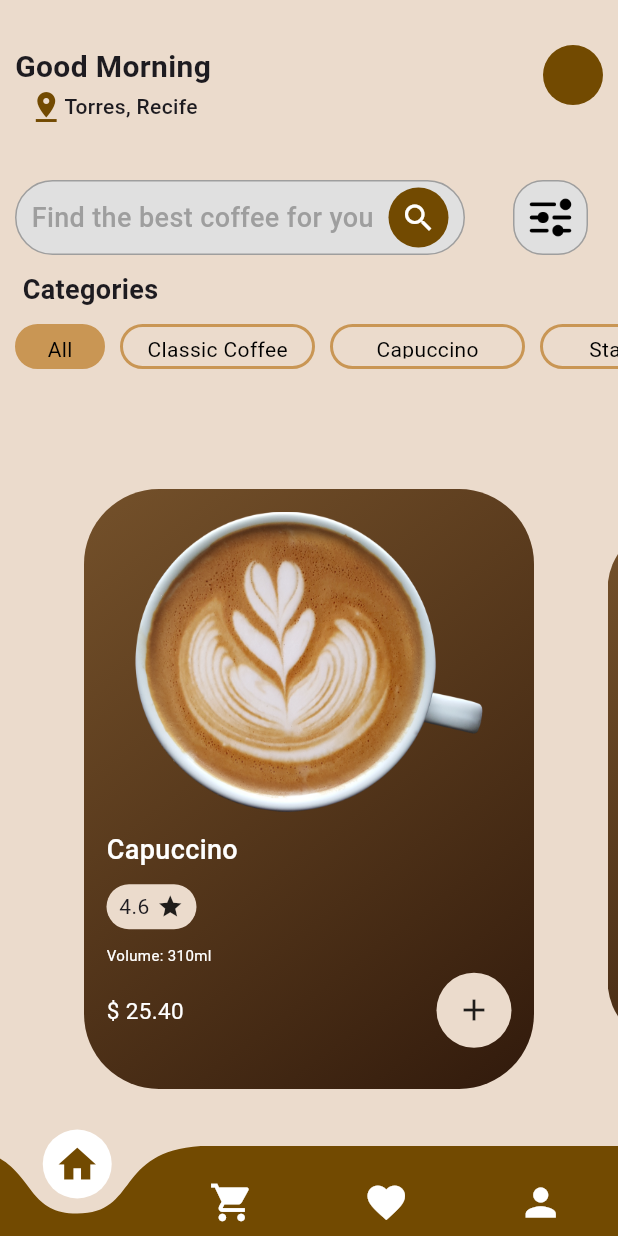
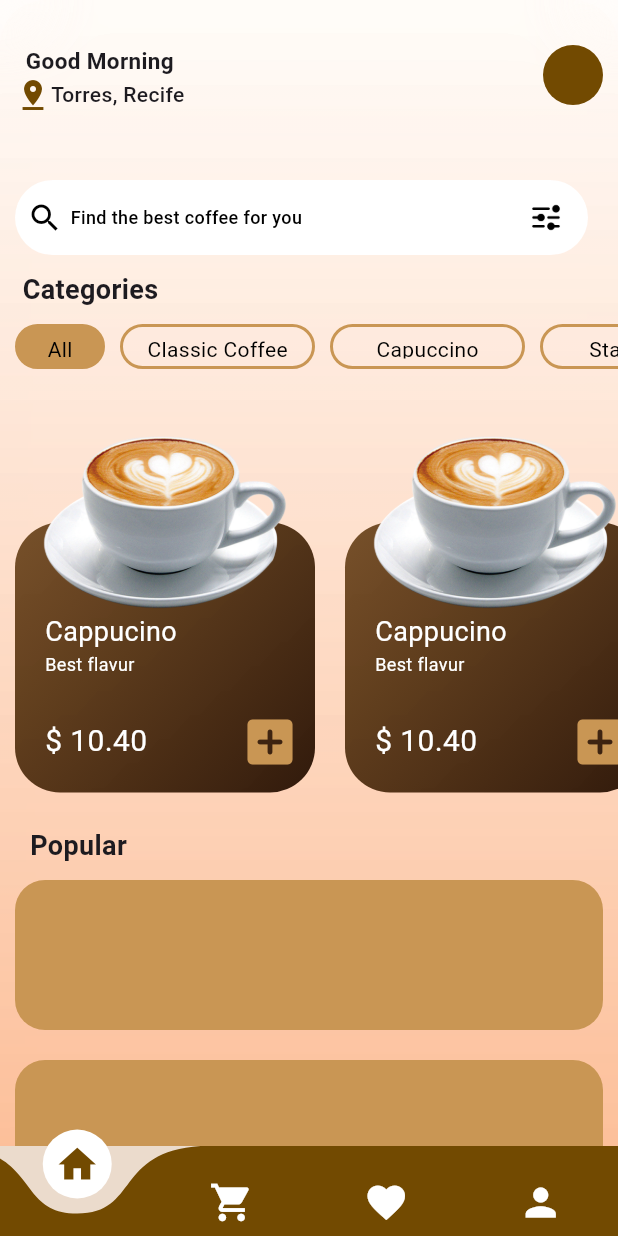
Before and after one commit to beatrizgomees/coffee-app-flutter, a Flutter app: the screen it shows after launch, after a tap on "Next", on a phone screen of 412 x 824 dp. Run offline on Flutter 3.47's test engine with Material 3 defaults, Android fonts, the phone set to English and light mode, and no system bars; drawn by our look-alikes of curved_navigation_bar, flutter_carousel_widget; our stand-ins replace lottie.

Commit message:
change the screens

```diff
--- a/lib/components/coffee_card_component.dart
+++ b/lib/components/coffee_card_component.dart
@@ -1,6 +1,11 @@
+import 'dart:ui';
+
+import 'package:coffeeapp/components/list_categories_component.dart';
 import 'package:coffeeapp/design/themes.dart';
 import 'package:coffeeapp/details_coffee_page.dart';
+import 'package:flutter/cupertino.dart';
 import 'package:flutter/material.dart';
+import 'package:flutter/widgets.dart';
 
 class CoffeeCardComponent extends StatelessWidget {
   const CoffeeCardComponent({super.key});
@@ -12,17 +17,19 @@ class CoffeeCardComponent extends StatelessWidget {
         mainAxisAlignment: MainAxisAlignment.center,
         crossAxisAlignment: CrossAxisAlignment.center,
         children: [
-          SizedBox(height: 20),
-          const SizedBox(height: 20),
+          Column(
+            children: [
               Stack(
-            alignment: Alignment.center,
+                alignment: Alignment.topLeft,
                 children: [
-              Container(
-                width: 300,
-                height: 400,
+                  Positioned(
+                    bottom: 0,
+                    child: Container(
+                      width: 200,
+                      height: 180,
                       decoration: BoxDecoration(
                         borderRadius: const BorderRadius.all(
-                    Radius.circular(50),
+                          Radius.circular(30),
                         ),
                         gradient: LinearGradient(
                           begin: Alignment.topLeft,
@@ -34,87 +41,74 @@ class CoffeeCardComponent extends StatelessWidget {
                         ),
                       ),
                       child: Padding(
-                  padding: const EdgeInsets.all(15),
+                        padding: EdgeInsets.only(top: 60),
+                        child: Padding(
+                          padding: EdgeInsets.only(left: 20.0),
                           child: Column(
-                    mainAxisAlignment: MainAxisAlignment.center,
                             crossAxisAlignment: CrossAxisAlignment.start,
                             children: [
-                      const SizedBox(height: 200),
                               const Text(
-                        "Capuccino",
+                                "Cappucino",
                                 style: TextStyle(
                                   color: Colors.white,
-                          fontWeight: FontWeight.w500,
                                   fontSize: 18,
                                 ),
                               ),
-                      const SizedBox(height: 10),
-                      Container(
-                        width: 60,
-                        height: 30,
-                        decoration: const BoxDecoration(
-                          borderRadius: BorderRadius.all(
-                            Radius.circular(20),
+                              const Text(
+                                "Best flavur",
+                                style: TextStyle(
+                                  color: Colors.white,
+                                  fontSize: 12,
                                 ),
-                          color: AppThemes.insideAppBackgroundColor,
                               ),
-                        child: const Center(
+                              SizedBox(height: 15),
+                              Padding(
+                                padding: const EdgeInsets.only(right: 2),
                                 child: Row(
-                          mainAxisAlignment: MainAxisAlignment.center,
-                          crossAxisAlignment: CrossAxisAlignment.center,
+                                  mainAxisAlignment:
+                                      MainAxisAlignment.spaceBetween,
                                   children: [
-                            Text("4.6"),
-                            SizedBox(width: 5),
-                            Icon(
-                              Icons.star,
-                              size: 18,
+                                    const Text(
+                                      "\$ 10.40",
+                                      style: TextStyle(
+                                        color: Colors.white,
+                                        fontSize: 20,
+                                      ),
+                                    ),
+                                    IconButton(
+                                      onPressed: () {},
+                                      icon: const Icon(
+                                        Icons.add_box_rounded,
+                                        size: 40,
+                                        color: Color.fromRGBO(201, 150, 84, 1),
+                                      ),
                                     )
                                   ],
-                        )),
                                 ),
-                      const SizedBox(height: 10),
-                      const Text(
-                        "Volume: 310ml",
-                        style: TextStyle(
-                          color: Colors.white,
-                          fontSize: 10,
-                        ),
-                      ),
-                      const SizedBox(height: 5),
-                      Row(
-                        mainAxisAlignment: MainAxisAlignment.spaceBetween,
-                        children: [
-                          Text(
-                            "\$ 25.40",
-                            style: TextStyle(
-                              color: Colors.white,
-                              fontSize: 15,
-                            ),
-                          ),
-                          GestureDetector(
-                            child: Container(
-                              width: 50,
-                              height: 50,
-                              decoration: BoxDecoration(
-                                borderRadius: BorderRadius.circular(50),
-                                color: AppThemes.insideAppBackgroundColor,
-                              ),
-                              child: Icon(Icons.add),
-                            ),
-                          ),
-                        ],
                               ),
                             ],
                           ),
                         ),
                       ),
-              Positioned(
-                top: 15,
-                child: Image.asset(
-                  "assets/images/coffee02.png",
-                  width: MediaQuery.of(context).size.width,
-                  height: 200,
                     ),
+                  ),
+                  Column(
+                    children: [
+                      Image.asset(
+                        "assets/images/coffee01.png",
+                        width: 200,
+                        height: 180,
+                      ),
+                      const SizedBox(
+                        height: 90,
+                      ),
+                    ],
+                  ),
+                  const Row(
+                    mainAxisAlignment: MainAxisAlignment.start,
+                    children: [],
+                  ),
+                ],
               ),
             ],
           ),
--- /dev/null
+++ b/lib/components/coffee_popular_component.dart
@@ -0,0 +1,22 @@
+import 'package:flutter/material.dart';
+
+class CoffeePopularComponent extends StatelessWidget {
+  const CoffeePopularComponent({super.key});
+
+  @override
+  Widget build(BuildContext context) {
+    return Padding(
+      padding: const EdgeInsets.all(10),
+      child: Container(
+        width: MediaQuery.of(context).size.width,
+        height: 100,
+        decoration: const BoxDecoration(
+          borderRadius: BorderRadius.all(
+            Radius.circular(20),
+          ),
+          color: Color.fromRGBO(201, 150, 84, 1),
+        ),
+      ),
+    );
+  }
+}
--- a/lib/details_coffee_page.dart
+++ b/lib/details_coffee_page.dart
@@ -45,7 +45,7 @@ class _DetailsCoffeePageState extends State<DetailsCoffeePage> {
                         icon: Icon(Icons.arrow_back, color: Colors.white),
                       ),
                     ),
-                    Column(
+                    const Column(
                       mainAxisAlignment: MainAxisAlignment.end,
                       crossAxisAlignment: CrossAxisAlignment.start,
                       children: [
--- a/lib/home_page.dart
+++ b/lib/home_page.dart
@@ -1,4 +1,7 @@
+import 'dart:ui';
+
 import 'package:coffeeapp/components/coffee_card_component.dart';
+import 'package:coffeeapp/components/coffee_popular_component.dart';
 import 'package:coffeeapp/components/list_categories_component.dart';
 import 'package:coffeeapp/components/navigation_bar_component.dart';
 import 'package:coffeeapp/design/themes.dart';
@@ -17,8 +20,29 @@ class HomePage extends StatefulWidget {
 class _HomePageState extends State<HomePage> {
   @override
   Widget build(BuildContext context) {
-    return Scaffold(
-      backgroundColor: AppThemes.insideAppBackgroundColor,
+    return Stack(
+      children: <Widget>[
+        Container(
+          width: MediaQuery.of(context).size.width,
+          height: MediaQuery.of(context).size.height,
+          decoration: BoxDecoration(
+            borderRadius: const BorderRadius.all(
+              Radius.circular(30),
+            ),
+            gradient: LinearGradient(
+              begin: Alignment.topCenter,
+              end: Alignment.bottomCenter,
+              colors: [
+                const Color.fromARGB(255, 255, 252, 249).withOpacity(0.8),
+                const Color.fromARGB(255, 252, 187, 147)
+              ],
+            ),
+          ),
+        ),
+        BackdropFilter(
+          filter: ImageFilter.blur(sigmaX: 20.0, sigmaY: 20.0),
+          child: Scaffold(
+            backgroundColor: Colors.transparent,
             body: SingleChildScrollView(
               child: Column(
                 children: [
@@ -37,7 +61,8 @@ class _HomePageState extends State<HomePage> {
                                 Text(
                                   "Good Morning",
                                   style: TextStyle(
-                                fontWeight: FontWeight.w700, fontSize: 20),
+                                      fontWeight: FontWeight.w700,
+                                      fontSize: 15),
                                 ),
                                 Row(
                                   children: [
@@ -47,7 +72,8 @@ class _HomePageState extends State<HomePage> {
                                     ),
                                     Text(
                                       "Torres, Recife",
-                                style: TextStyle(fontWeight: FontWeight.w500),
+                                      style: TextStyle(
+                                          fontWeight: FontWeight.w500),
                                     ),
                                   ],
                                 ),
@@ -63,82 +89,71 @@ class _HomePageState extends State<HomePage> {
                         ),
                       ),
                       Padding(
-                  padding: const EdgeInsets.only(left: 10, right: 20, top: 120),
+                        padding: const EdgeInsets.only(
+                            left: 10, right: 20, top: 120),
                         child: Row(
                           mainAxisAlignment: MainAxisAlignment.spaceBetween,
                           crossAxisAlignment: CrossAxisAlignment.center,
                           children: [
                             Container(
-                        width: 300,
+                              width: MediaQuery.of(context).size.width - 30,
                               height: 50,
                               decoration: BoxDecoration(
-                          color: Colors.grey.shade300,
+                                color: Colors.white,
                                 borderRadius: BorderRadius.circular(50),
-                          border: Border.all(color: Colors.grey),
                               ),
                               child: Center(
+                                child: Padding(
+                                  padding: const EdgeInsets.all(8.0),
                                   child: Row(
-                            mainAxisAlignment: MainAxisAlignment.spaceBetween,
+                                    mainAxisAlignment:
+                                        MainAxisAlignment.spaceBetween,
                                     children: [
-                              Padding(
-                                padding: const EdgeInsets.only(left: 10.0),
-                                child: Text(
+                                      const Row(
+                                        children: [
+                                          Icon(
+                                            Icons.search,
+                                            color: Colors.black,
+                                          ),
+                                          SizedBox(width: 5),
+                                          Text(
                                             'Find the best coffee for you',
                                             style: TextStyle(
-                                    fontSize: 18,
-                                    color: Colors.grey.shade500,
+                                              fontSize: 12,
+                                              color: Colors.black,
                                               fontWeight: FontWeight.w500,
                                             ),
                                           ),
+                                        ],
                                       ),
-                              const Padding(
-                                padding: EdgeInsets.only(right: 10.0),
-                                child: CircleAvatar(
-                                  child: Icon(
-                                    Icons.search,
-                                    color: Colors.white,
+                                      Padding(
+                                        padding:
+                                            const EdgeInsets.only(right: 10.0),
+                                        child: Image.asset(
+                                          "assets/images/contexto.png",
+                                          width: 20,
+                                          height: 20,
                                         ),
-                                  backgroundColor: AppThemes.principalColor,
+                                      )
+                                    ],
+                                  ),
+                                ),
                               ),
                             ),
                           ],
                         ),
                       ),
-                      ),
-                      Padding(
-                        padding: const EdgeInsets.only(left: 5.0),
-                        child: Stack(
-                          alignment: Alignment.center,
-                          children: [
-                            Container(
-                              width: 50,
-                              height: 50,
-                              decoration: BoxDecoration(
-                                  border: Border.all(color: Colors.grey),
-                                  color: Colors.grey.shade300,
-                                  borderRadius: BorderRadius.circular(20)),
-                            ),
-                            Image.asset(
-                              "assets/images/contexto.png",
-                              width: 30,
-                              height: 30,
-                            ),
                     ],
                   ),
-                      )
-                    ],
-                  ),
-                ),
-              ],
-            ),
-            Row(
+                  const Row(
                     mainAxisAlignment: MainAxisAlignment.start,
                     children: [
                       Padding(
-                  padding: const EdgeInsets.only(left: 15.0, top: 10),
+                        padding: EdgeInsets.only(left: 15.0, top: 10),
                         child: Text(
                           "Categories",
-                    style: TextStyle(fontSize: 18, fontWeight: FontWeight.w600),
+                          style: TextStyle(
+                              fontSize: 18, fontWeight: FontWeight.w600),
                         ),
                       ),
                     ],
@@ -147,35 +162,55 @@ class _HomePageState extends State<HomePage> {
                     direction: Axis.vertical,
                     children: [
                       ConstrainedBox(
-                    constraints: BoxConstraints(minHeight: 50),
+                          constraints: const BoxConstraints(minHeight: 30),
                           child: Container(
-                        height: 50, child: const ListCategoriesComponent())),
+                              height: 50,
+                              child: const ListCategoriesComponent())),
                     ],
                   ),
-            FlutterCarousel(
-              options: CarouselOptions(
-                  aspectRatio: 16 / 9,
-                  viewportFraction: 0.8,
-                  enlargeCenterPage: true,
-                  autoPlayCurve: Curves.fastOutSlowIn,
-                  autoPlayAnimationDuration: Duration(milliseconds: 800),
-                  autoPlayInterval: Duration(seconds: 3),
-                  pauseAutoPlayOnTouch: true,
-                  height: 500.0,
-                  showIndicator: false,
-                  autoPlay: true),
-              items: [1, 2, 3, 4, 5].map((i) {
-                return Builder(
-                  builder: (BuildContext context) {
-                    return CoffeeCardComponent();
-                  },
-                );
-              }).toList(),
-            )
+                  Padding(
+                    padding: const EdgeInsets.only(left: 10.0),
+                    child: Container(
+                      height: MediaQuery.of(context).size.height / 3,
+                      child: ListView(
+                        scrollDirection: Axis.horizontal,
+                        children: const [
+                          CoffeeCardComponent(),
+                          SizedBox(width: 20),
+                          CoffeeCardComponent(),
+                          SizedBox(width: 20),
+                          CoffeeCardComponent(),
+                          SizedBox(width: 20),
+                          CoffeeCardComponent(),
+                          SizedBox(width: 20),
+                        ],
+                      ),
+                    ),
+                  ),
+                  const Padding(
+                    padding: EdgeInsets.only(left: 20.0, top: 20),
+                    child: Row(
+                      children: [
+                        Text(
+                          "Popular",
+                          style: TextStyle(
+                              fontSize: 18, fontWeight: FontWeight.w600),
+                        ),
+                      ],
+                    ),
+                  ),
+                  CoffeePopularComponent(),
+                  CoffeePopularComponent(),
+                  CoffeePopularComponent(),
+                  CoffeePopularComponent(),
+                  CoffeePopularComponent(),
                 ],
               ),
             ),
             bottomNavigationBar: BottomNavBar(),
+          ),
+        ),
+      ],
     );
   }
 }
--- a/lib/main.dart
+++ b/lib/main.dart
@@ -1,4 +1,4 @@
-import 'package:coffeeapp/onboarding_firstPage.dart';
+import 'package:coffeeapp/onboarding_page.dart';
 import 'package:flutter/material.dart';
 
 void main() {
@@ -8,14 +8,11 @@ void main() {
 class MyApp extends StatelessWidget {
   const MyApp({super.key});
 
-  // This widget is the root of your application.
   @override
   Widget build(BuildContext context) {
     return MaterialApp(
       title: 'Flutter Demo',
       theme: ThemeData(
-        // This is the theme of your application.
-
         colorScheme: ColorScheme.fromSeed(seedColor: Colors.deepPurple),
         useMaterial3: true,
       ),
--- a/lib/onboarding_firstPage.dart
+++ /dev/null
@@ -1,71 +0,0 @@
-import 'package:coffeeapp/components/button_component.dart';
-import 'package:coffeeapp/design/themes.dart';
-import 'package:coffeeapp/home_page.dart';
-import 'package:flutter/material.dart';
-import 'package:google_fonts/google_fonts.dart';
-import 'package:lottie/lottie.dart';
-import 'package:google_fonts/google_fonts.dart';
-
-class OnBoardingFirstPage extends StatefulWidget {
-  const OnBoardingFirstPage({super.key});
-
-  @override
-  State<OnBoardingFirstPage> createState() => _OnBoardingPageState();
-}
-
-class _OnBoardingPageState extends State<OnBoardingFirstPage> {
-  @override
-  Widget build(BuildContext context) {
-    return Scaffold(
-      backgroundColor: AppThemes.backgroundPrincipalColor,
-      body: Column(
-        mainAxisAlignment: MainAxisAlignment.center,
-        crossAxisAlignment: CrossAxisAlignment.start,
-        children: [
-          Lottie.asset(
-            'assets/images/coffee01onboarding.json',
-          ),
-          const Padding(
-            padding: EdgeInsets.only(left: 30),
-            child: Text(
-              "Welcome to Coffee Delivery App",
-              style: TextStyle(
-                  fontSize: 30,
-                  fontWeight: FontWeight.w500,
-                  color: Colors.black),
-            ),
-          ),
-          const Padding(
-            padding: EdgeInsets.only(top: 20, left: 30),
-            child: Text(
-              "Find your next coffee for appreciate",
-              style: TextStyle(fontSize: 18, color: Colors.black),
-            ),
-          ),
-          Padding(
-            padding: const EdgeInsets.only(top: 30, right: 50),
-            child: Row(
-              mainAxisAlignment: MainAxisAlignment.end,
-              children: [
-                ButtonComponent(
-                  color: AppThemes.principalColor,
-                  title: 'Next',
-                  width: 100,
-                  heigh: 50,
-                  icon: Icons.arrow_forward_ios,
-                  sizeIcon: 10,
-                  onTap: () {
-                    Navigator.push(
-                      context,
-                      MaterialPageRoute(builder: (context) => HomePage()),
-                    );
-                  },
-                ),
-              ],
-            ),
-          )
-        ],
-      ),
-    );
-  }
-}
--- /dev/null
+++ b/lib/onboarding_page.dart
@@ -0,0 +1,69 @@
+import 'package:coffeeapp/components/button_component.dart';
+import 'package:coffeeapp/design/themes.dart';
+import 'package:coffeeapp/home_page.dart';
+import 'package:flutter/material.dart';
+import 'package:lottie/lottie.dart';
+
+class OnBoardingFirstPage extends StatefulWidget {
+  const OnBoardingFirstPage({super.key});
+
+  @override
+  State<OnBoardingFirstPage> createState() => _OnBoardingPageState();
+}
+
+class _OnBoardingPageState extends State<OnBoardingFirstPage> {
+  @override
+  Widget build(BuildContext context) {
+    return Scaffold(
+      backgroundColor: AppThemes.backgroundPrincipalColor,
+      body: Column(
+        mainAxisAlignment: MainAxisAlignment.center,
+        crossAxisAlignment: CrossAxisAlignment.start,
+        children: [
+          Lottie.asset(
+            'assets/images/coffee01onboarding.json',
+          ),
+          const Padding(
+            padding: EdgeInsets.only(left: 30),
+            child: Text(
+              "Welcome to Coffee Delivery App",
+              style: TextStyle(
+                  fontSize: 30,
+                  fontWeight: FontWeight.w500,
+                  color: Colors.black),
+            ),
+          ),
+          const Padding(
+            padding: EdgeInsets.only(top: 20, left: 30),
+            child: Text(
+              "Find your next coffee for appreciate",
+              style: TextStyle(fontSize: 18, color: Colors.black),
+            ),
+          ),
+          Padding(
+            padding: const EdgeInsets.only(top: 30, right: 50),
+            child: Row(
+              mainAxisAlignment: MainAxisAlignment.end,
+              children: [
+                ButtonComponent(
+                  color: AppThemes.principalColor,
+                  title: 'Next',
+                  width: 100,
+                  heigh: 50,
+                  icon: Icons.arrow_forward_ios,
+                  sizeIcon: 10,
+                  onTap: () {
+                    Navigator.push(
+                      context,
+                      MaterialPageRoute(builder: (context) => HomePage()),
+                    );
+                  },
+                ),
+              ],
+            ),
+          )
+        ],
+      ),
+    );
+  }
+}
```
Also changed, not shown: assets/images/back.jpg (added), assets/images/background.jpeg (added), 1 other file. Lines whose indentation alone changed are shown as unchanged.
